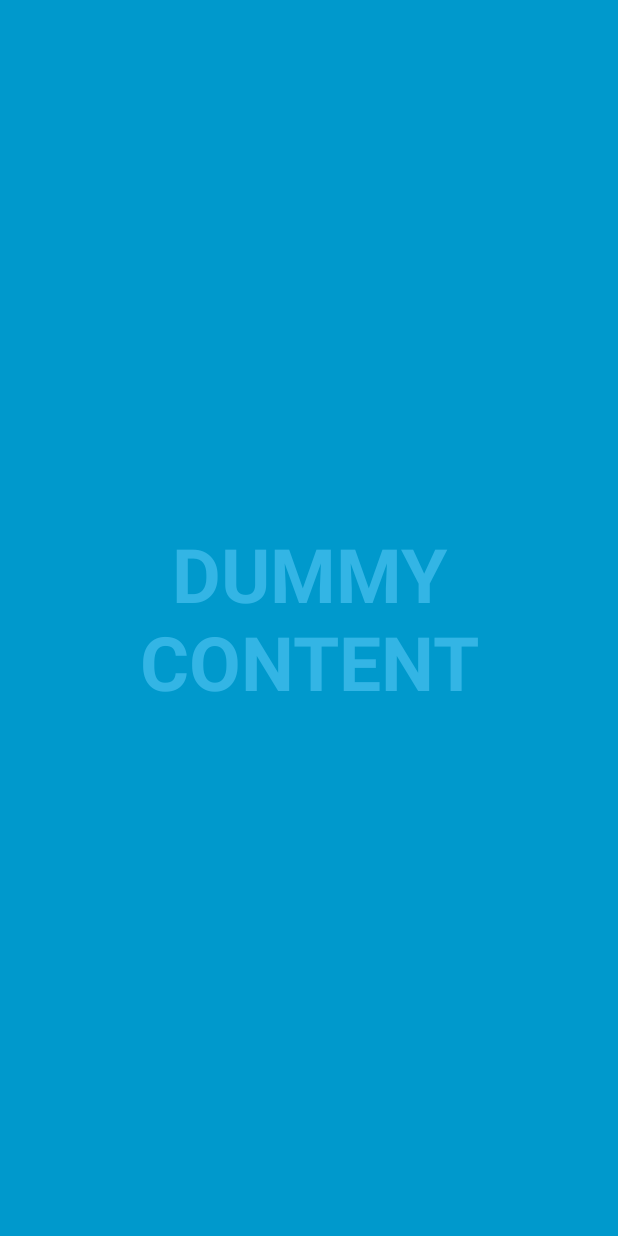
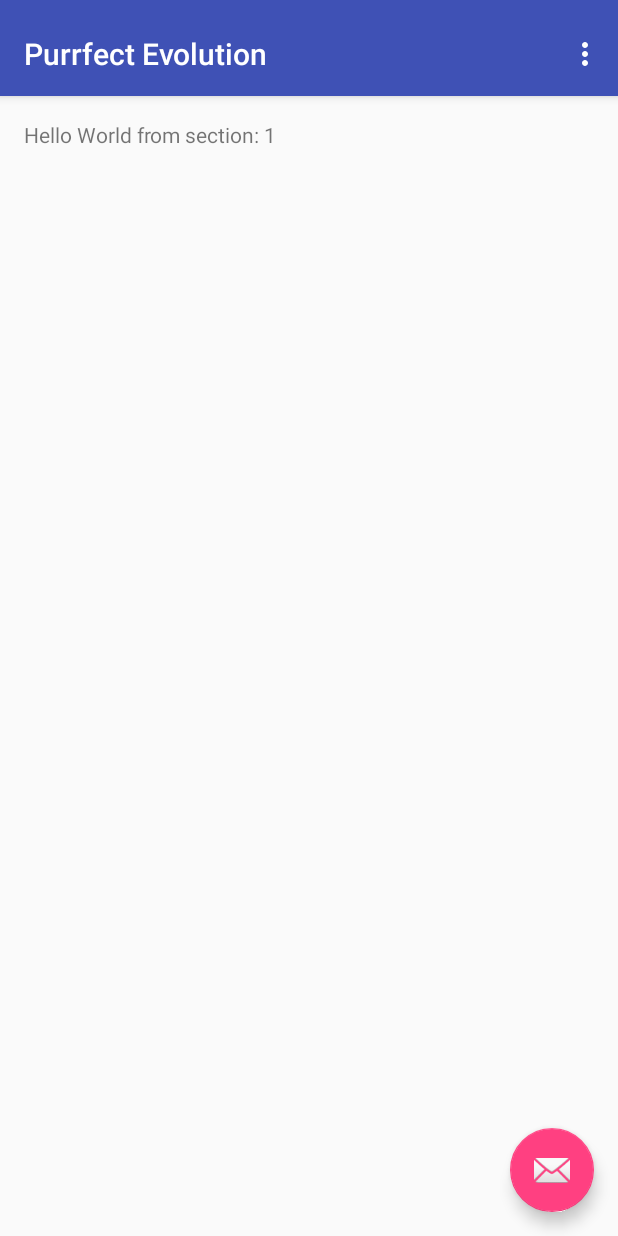
Before and after one commit to Jyhy45/MobiiliprojektiR8, an Android app: the screen it shows after launch (MainScreenActivity before the commit, MainActivity after it), on a phone screen of 412 x 824 dp. Run offline under Robolectric (Android 15) with nearby library versions, the phone set to English and light mode, and no system bars.

Commit message:
changed the base to tapped activity

```diff
--- a/PurrfectEvolution/app/build.gradle
+++ b/PurrfectEvolution/app/build.gradle
@@ -25,6 +25,6 @@ dependencies {
         exclude group: 'com.android.support', module: 'support-annotations'
     })
     compile 'com.android.support:appcompat-v7:25.2.0'
-    compile 'com.android.support:support-v4:25.2.0'
+    compile 'com.android.support:design:25.2.0'
     testCompile 'junit:junit:4.12'
 }
--- a/PurrfectEvolution/app/src/main/AndroidManifest.xml
+++ b/PurrfectEvolution/app/src/main/AndroidManifest.xml
@@ -10,10 +10,9 @@
         android:supportsRtl="true"
         android:theme="@style/AppTheme">
         <activity
-            android:name=".MainScreenActivity"
-            android:configChanges="orientation|keyboardHidden|screenSize"
+            android:name=".MainActivity"
             android:label="@string/app_name"
-            android:theme="@style/FullscreenTheme">
+            android:theme="@style/AppTheme.NoActionBar">
             <intent-filter>
                 <action android:name="android.intent.action.MAIN" />
 
--- /dev/null
+++ b/PurrfectEvolution/app/src/main/java/purrfect/evolution/MainActivity.java
@@ -0,0 +1,159 @@
+package purrfect.evolution;
+
+import android.support.design.widget.FloatingActionButton;
+import android.support.design.widget.Snackbar;
+import android.support.v7.app.AppCompatActivity;
+import android.support.v7.widget.Toolbar;
+
+import android.support.v4.app.Fragment;
+import android.support.v4.app.FragmentManager;
+import android.support.v4.app.FragmentPagerAdapter;
+import android.support.v4.view.ViewPager;
+import android.os.Bundle;
+import android.view.LayoutInflater;
+import android.view.Menu;
+import android.view.MenuItem;
+import android.view.View;
+import android.view.ViewGroup;
+
+import android.widget.TextView;
+
+public class MainActivity extends AppCompatActivity {
+
+    /**
+     * The {@link android.support.v4.view.PagerAdapter} that will provide
+     * fragments for each of the sections. We use a
+     * {@link FragmentPagerAdapter} derivative, which will keep every
+     * loaded fragment in memory. If this becomes too memory intensive, it
+     * may be best to switch to a
+     * {@link android.support.v4.app.FragmentStatePagerAdapter}.
+     */
+    private SectionsPagerAdapter mSectionsPagerAdapter;
+
+    /**
+     * The {@link ViewPager} that will host the section contents.
+     */
+    private ViewPager mViewPager;
+
+    @Override
+    protected void onCreate(Bundle savedInstanceState) {
+        super.onCreate(savedInstanceState);
+        setContentView(R.layout.activity_main);
+
+        Toolbar toolbar = (Toolbar) findViewById(R.id.toolbar);
+        setSupportActionBar(toolbar);
+        // Create the adapter that will return a fragment for each of the three
+        // primary sections of the activity.
+        mSectionsPagerAdapter = new SectionsPagerAdapter(getSupportFragmentManager());
+
+        // Set up the ViewPager with the sections adapter.
+        mViewPager = (ViewPager) findViewById(R.id.container);
+        mViewPager.setAdapter(mSectionsPagerAdapter);
+
+
+        FloatingActionButton fab = (FloatingActionButton) findViewById(R.id.fab);
+        fab.setOnClickListener(new View.OnClickListener() {
+            @Override
+            public void onClick(View view) {
+                Snackbar.make(view, "Replace with your own action", Snackbar.LENGTH_LONG)
+                        .setAction("Action", null).show();
+            }
+        });
+
+    }
+
+
+    @Override
+    public boolean onCreateOptionsMenu(Menu menu) {
+        // Inflate the menu; this adds items to the action bar if it is present.
+        getMenuInflater().inflate(R.menu.menu_main, menu);
+        return true;
+    }
+
+    @Override
+    public boolean onOptionsItemSelected(MenuItem item) {
+        // Handle action bar item clicks here. The action bar will
+        // automatically handle clicks on the Home/Up button, so long
+        // as you specify a parent activity in AndroidManifest.xml.
+        int id = item.getItemId();
+
+        //noinspection SimplifiableIfStatement
+        if (id == R.id.action_settings) {
+            return true;
+        }
+
+        return super.onOptionsItemSelected(item);
+    }
+
+    /**
+     * A placeholder fragment containing a simple view.
+     */
+    public static class PlaceholderFragment extends Fragment {
+        /**
+         * The fragment argument representing the section number for this
+         * fragment.
+         */
+        private static final String ARG_SECTION_NUMBER = "section_number";
+
+        public PlaceholderFragment() {
+        }
+
+        /**
+         * Returns a new instance of this fragment for the given section
+         * number.
+         */
+        public static PlaceholderFragment newInstance(int sectionNumber) {
+            PlaceholderFragment fragment = new PlaceholderFragment();
+            Bundle args = new Bundle();
+            args.putInt(ARG_SECTION_NUMBER, sectionNumber);
+            fragment.setArguments(args);
+            return fragment;
+        }
+
+        @Override
+        public View onCreateView(LayoutInflater inflater, ViewGroup container,
+                                 Bundle savedInstanceState) {
+            View rootView = inflater.inflate(R.layout.fragment_main, container, false);
+            TextView textView = (TextView) rootView.findViewById(R.id.section_label);
+            textView.setText(getString(R.string.section_format, getArguments().getInt(ARG_SECTION_NUMBER)));
+            return rootView;
+        }
+    }
+
+    /**
+     * A {@link FragmentPagerAdapter} that returns a fragment corresponding to
+     * one of the sections/tabs/pages.
+     */
+    public class SectionsPagerAdapter extends FragmentPagerAdapter {
+
+        public SectionsPagerAdapter(FragmentManager fm) {
+            super(fm);
+        }
+
+        @Override
+        public Fragment getItem(int position) {
+            // getItem is called to instantiate the fragment for the given page.
+            // Return a PlaceholderFragment (defined as a static inner class below).
+            return PlaceholderFragment.newInstance(position + 1);
+        }
+
+        @Override
+        public int getCount() {
+            // Show 3 total pages.
+            return 3;
+        }
+
+        @Override
+        public CharSequence getPageTitle(int position) {
+            switch (position) {
+                case 0:
+                    return "SECTION 1";
+                case 1:
+                    return "SECTION 2";
+                case 2:
+                    return "SECTION 3";
+            }
+            return null;
+        }
+    }
+}
--- a/PurrfectEvolution/app/src/main/java/purrfect/evolution/MainScreenActivity.java
+++ /dev/null
@@ -1,163 +0,0 @@
-package purrfect.evolution;
-
-import android.annotation.SuppressLint;
-import android.support.v7.app.ActionBar;
-import android.support.v7.app.AppCompatActivity;
-import android.os.Bundle;
-import android.os.Handler;
-import android.view.MotionEvent;
-import android.view.View;
-
-/**
- * An example full-screen activity that shows and hides the system UI (i.e.
- * status bar and navigation/system bar) with user interaction.
- */
-public class MainScreenActivity extends AppCompatActivity {
-    /**
-     * Whether or not the system UI should be auto-hidden after
-     * {@link #AUTO_HIDE_DELAY_MILLIS} milliseconds.
-     */
-    private static final boolean AUTO_HIDE = true;
-
-    /**
-     * If {@link #AUTO_HIDE} is set, the number of milliseconds to wait after
-     * user interaction before hiding the system UI.
-     */
-    private static final int AUTO_HIDE_DELAY_MILLIS = 3000;
-
-    /**
-     * Some older devices needs a small delay between UI widget updates
-     * and a change of the status and navigation bar.
-     */
-    private static final int UI_ANIMATION_DELAY = 300;
-    private final Handler mHideHandler = new Handler();
-    private View mContentView;
-    private final Runnable mHidePart2Runnable = new Runnable() {
-        @SuppressLint("InlinedApi")
-        @Override
-        public void run() {
-            // Delayed removal of status and navigation bar
-
-            // Note that some of these constants are new as of API 16 (Jelly Bean)
-            // and API 19 (KitKat). It is safe to use them, as they are inlined
-            // at compile-time and do nothing on earlier devices.
-            mContentView.setSystemUiVisibility(View.SYSTEM_UI_FLAG_LOW_PROFILE
-                    | View.SYSTEM_UI_FLAG_FULLSCREEN
-                    | View.SYSTEM_UI_FLAG_LAYOUT_STABLE
-                    | View.SYSTEM_UI_FLAG_IMMERSIVE_STICKY
-                    | View.SYSTEM_UI_FLAG_LAYOUT_HIDE_NAVIGATION
-                    | View.SYSTEM_UI_FLAG_HIDE_NAVIGATION);
-        }
-    };
-    private View mControlsView;
-    private final Runnable mShowPart2Runnable = new Runnable() {
-        @Override
-        public void run() {
-            // Delayed display of UI elements
-            ActionBar actionBar = getSupportActionBar();
-            if (actionBar != null) {
-                actionBar.show();
-            }
-            mControlsView.setVisibility(View.VISIBLE);
-        }
-    };
-    private boolean mVisible;
-    private final Runnable mHideRunnable = new Runnable() {
-        @Override
-        public void run() {
-            hide();
-        }
-    };
-    /**
-     * Touch listener to use for in-layout UI controls to delay hiding the
-     * system UI. This is to prevent the jarring behavior of controls going away
-     * while interacting with activity UI.
-     */
-    private final View.OnTouchListener mDelayHideTouchListener = new View.OnTouchListener() {
-        @Override
-        public boolean onTouch(View view, MotionEvent motionEvent) {
-            if (AUTO_HIDE) {
-                delayedHide(AUTO_HIDE_DELAY_MILLIS);
-            }
-            return false;
-        }
-    };
-
-    @Override
-    protected void onCreate(Bundle savedInstanceState) {
-        super.onCreate(savedInstanceState);
-
-        setContentView(R.layout.activity_main_screen);
-
-        mVisible = true;
-        mControlsView = findViewById(R.id.fullscreen_content_controls);
-        mContentView = findViewById(R.id.fullscreen_content);
-
-
-        // Set up the user interaction to manually show or hide the system UI.
-        mContentView.setOnClickListener(new View.OnClickListener() {
-            @Override
-            public void onClick(View view) {
-                toggle();
-            }
-        });
-
-        // Upon interacting with UI controls, delay any scheduled hide()
-        // operations to prevent the jarring behavior of controls going away
-        // while interacting with the UI.
-        findViewById(R.id.dummy_button).setOnTouchListener(mDelayHideTouchListener);
-    }
-
-    @Override
-    protected void onPostCreate(Bundle savedInstanceState) {
-        super.onPostCreate(savedInstanceState);
-
-        // Trigger the initial hide() shortly after the activity has been
-        // created, to briefly hint to the user that UI controls
-        // are available.
-        delayedHide(100);
-    }
-
-    private void toggle() {
-        if (mVisible) {
-            hide();
-        } else {
-            show();
-        }
-    }
-
-    private void hide() {
-        // Hide UI first
-        ActionBar actionBar = getSupportActionBar();
-        if (actionBar != null) {
-            actionBar.hide();
-        }
-        mControlsView.setVisibility(View.GONE);
-        mVisible = false;
-
-        // Schedule a runnable to remove the status and navigation bar after a delay
-        mHideHandler.removeCallbacks(mShowPart2Runnable);
-        mHideHandler.postDelayed(mHidePart2Runnable, UI_ANIMATION_DELAY);
-    }
-
-    @SuppressLint("InlinedApi")
-    private void show() {
-        // Show the system bar
-        mContentView.setSystemUiVisibility(View.SYSTEM_UI_FLAG_LAYOUT_FULLSCREEN
-                | View.SYSTEM_UI_FLAG_LAYOUT_HIDE_NAVIGATION);
-        mVisible = true;
-
-        // Schedule a runnable to display UI elements after a delay
-        mHideHandler.removeCallbacks(mHidePart2Runnable);
-        mHideHandler.postDelayed(mShowPart2Runnable, UI_ANIMATION_DELAY);
-    }
-
-    /**
-     * Schedules a call to hide() in [delay] milliseconds, canceling any
-     * previously scheduled calls.
-     */
-    private void delayedHide(int delayMillis) {
-        mHideHandler.removeCallbacks(mHideRunnable);
-        mHideHandler.postDelayed(mHideRunnable, delayMillis);
-    }
-}
--- /dev/null
+++ b/PurrfectEvolution/app/src/main/res/layout/activity_main.xml
@@ -0,0 +1,44 @@
+<?xml version="1.0" encoding="utf-8"?>
+<android.support.design.widget.CoordinatorLayout xmlns:android="http://schemas.android.com/apk/res/android"
+    xmlns:app="http://schemas.android.com/apk/res-auto"
+    xmlns:tools="http://schemas.android.com/tools"
+    android:id="@+id/main_content"
+    android:layout_width="match_parent"
+    android:layout_height="match_parent"
+    android:fitsSystemWindows="true"
+    tools:context="purrfect.evolution.MainActivity">
+
+    <android.support.design.widget.AppBarLayout
+        android:id="@+id/appbar"
+        android:layout_width="match_parent"
+        android:layout_height="wrap_content"
+        android:paddingTop="@dimen/appbar_padding_top"
+        android:theme="@style/AppTheme.AppBarOverlay">
+
+        <android.support.v7.widget.Toolbar
+            android:id="@+id/toolbar"
+            android:layout_width="match_parent"
+            android:layout_height="?attr/actionBarSize"
+            android:background="?attr/colorPrimary"
+            app:layout_scrollFlags="scroll|enterAlways"
+            app:popupTheme="@style/AppTheme.PopupOverlay">
+
+        </android.support.v7.widget.Toolbar>
+
+    </android.support.design.widget.AppBarLayout>
+
+    <android.support.v4.view.ViewPager
+        android:id="@+id/container"
+        android:layout_width="match_parent"
+        android:layout_height="match_parent"
+        app:layout_behavior="@string/appbar_scrolling_view_behavior" />
+
+    <android.support.design.widget.FloatingActionButton
+        android:id="@+id/fab"
+        android:layout_width="wrap_content"
+        android:layout_height="wrap_content"
+        android:layout_gravity="end|bottom"
+        android:layout_margin="@dimen/fab_margin"
+        app:srcCompat="@android:drawable/ic_dialog_email" />
+
+</android.support.design.widget.CoordinatorLayout>
--- a/PurrfectEvolution/app/src/main/res/layout/activity_main_screen.xml
+++ /dev/null
@@ -1,50 +0,0 @@
-<FrameLayout xmlns:android="http://schemas.android.com/apk/res/android"
-    xmlns:tools="http://schemas.android.com/tools"
-    android:layout_width="match_parent"
-    android:layout_height="match_parent"
-    android:background="#0099cc"
-    tools:context="purrfect.evolution.MainScreenActivity">
-
-    <!-- The primary full-screen view. This can be replaced with whatever view
-         is needed to present your content, e.g. VideoView, SurfaceView,
-         TextureView, etc. -->
-    <TextView
-        android:id="@+id/fullscreen_content"
-        android:layout_width="match_parent"
-        android:layout_height="match_parent"
-        android:gravity="center"
-        android:keepScreenOn="true"
-        android:text="@string/dummy_content"
-        android:textColor="#33b5e5"
-        android:textSize="50sp"
-        android:textStyle="bold" />
-
-    <!-- This FrameLayout insets its children based on system windows using
-         android:fitsSystemWindows. -->
-    <FrameLayout
-        android:layout_width="match_parent"
-        android:layout_height="match_parent"
-        android:fitsSystemWindows="true">
-
-        <LinearLayout
-            android:id="@+id/fullscreen_content_controls"
-            style="?metaButtonBarStyle"
-            android:layout_width="match_parent"
-            android:layout_height="wrap_content"
-            android:layout_gravity="bottom|center_horizontal"
-            android:background="@color/black_overlay"
-            android:orientation="horizontal"
-            tools:ignore="UselessParent">
-
-            <Button
-                android:id="@+id/dummy_button"
-                style="?metaButtonBarButtonStyle"
-                android:layout_width="0dp"
-                android:layout_height="wrap_content"
-                android:layout_weight="1"
-                android:text="@string/dummy_button" />
-
-        </LinearLayout>
-    </FrameLayout>
-
-</FrameLayout>
--- /dev/null
+++ b/PurrfectEvolution/app/src/main/res/layout/fragment_main.xml
@@ -0,0 +1,16 @@
+<RelativeLayout xmlns:android="http://schemas.android.com/apk/res/android"
+    xmlns:tools="http://schemas.android.com/tools"
+    android:layout_width="match_parent"
+    android:layout_height="match_parent"
+    android:paddingBottom="@dimen/activity_vertical_margin"
+    android:paddingLeft="@dimen/activity_horizontal_margin"
+    android:paddingRight="@dimen/activity_horizontal_margin"
+    android:paddingTop="@dimen/activity_vertical_margin"
+    tools:context="purrfect.evolution.MainActivity$PlaceholderFragment">
+
+    <TextView
+        android:id="@+id/section_label"
+        android:layout_width="wrap_content"
+        android:layout_height="wrap_content" />
+
+</RelativeLayout>
--- /dev/null
+++ b/PurrfectEvolution/app/src/main/res/menu/menu_main.xml
@@ -0,0 +1,10 @@
+<menu xmlns:android="http://schemas.android.com/apk/res/android"
+    xmlns:app="http://schemas.android.com/apk/res-auto"
+    xmlns:tools="http://schemas.android.com/tools"
+    tools:context="purrfect.evolution.MainActivity">
+    <item
+        android:id="@+id/action_settings"
+        android:orderInCategory="100"
+        android:title="@string/action_settings"
+        app:showAsAction="never" />
+</menu>
--- /dev/null
+++ b/PurrfectEvolution/app/src/main/res/values-w820dp/dimens.xml
@@ -0,0 +1,6 @@
+<resources>
+    <!-- Example customization of dimensions originally defined in res/values/dimens.xml
+         (such as screen margins) for screens with more than 820dp of available width. This
+         would include 7" and 10" devices in landscape (~960dp and ~1280dp respectively). -->
+    <dimen name="activity_horizontal_margin">64dp</dimen>
+</resources>
--- a/PurrfectEvolution/app/src/main/res/values/attrs.xml
+++ /dev/null
@@ -1,12 +0,0 @@
-<resources>
-
-    <!-- Declare custom theme attributes that allow changing which styles are
-         used for button bars depending on the API level.
-         ?android:attr/buttonBarStyle is new as of API 11 so this is
-         necessary to support previous API levels. -->
-    <declare-styleable name="ButtonBarContainerTheme">
-        <attr name="metaButtonBarStyle" format="reference" />
-        <attr name="metaButtonBarButtonStyle" format="reference" />
-    </declare-styleable>
-
-</resources>
--- a/PurrfectEvolution/app/src/main/res/values/colors.xml
+++ b/PurrfectEvolution/app/src/main/res/values/colors.xml
@@ -3,6 +3,4 @@
     <color name="colorPrimary">#3F51B5</color>
     <color name="colorPrimaryDark">#303F9F</color>
     <color name="colorAccent">#FF4081</color>
-
-    <color name="black_overlay">#66000000</color>
 </resources>
--- /dev/null
+++ b/PurrfectEvolution/app/src/main/res/values/dimens.xml
@@ -0,0 +1,7 @@
+<resources>
+    <!-- Default screen margins, per the Android Design guidelines. -->
+    <dimen name="activity_horizontal_margin">16dp</dimen>
+    <dimen name="activity_vertical_margin">16dp</dimen>
+    <dimen name="fab_margin">16dp</dimen>
+    <dimen name="appbar_padding_top">8dp</dimen>
+</resources>
--- a/PurrfectEvolution/app/src/main/res/values/strings.xml
+++ b/PurrfectEvolution/app/src/main/res/values/strings.xml
@@ -1,6 +1,5 @@
 <resources>
     <string name="app_name">Purrfect Evolution</string>
-
-    <string name="dummy_button">Dummy Button</string>
-    <string name="dummy_content">DUMMY\nCONTENT</string>
+    <string name="action_settings">Settings</string>
+    <string name="section_format">Hello World from section: %1$d</string>
 </resources>
--- a/PurrfectEvolution/app/src/main/res/values/styles.xml
+++ b/PurrfectEvolution/app/src/main/res/values/styles.xml
@@ -8,16 +8,13 @@
         <item name="colorAccent">@color/colorAccent</item>
     </style>
 
-    <style name="FullscreenTheme" parent="AppTheme">
-        <item name="android:actionBarStyle">@style/FullscreenActionBarStyle</item>
-        <item name="android:windowActionBarOverlay">true</item>
-        <item name="android:windowBackground">@null</item>
-        <item name="metaButtonBarStyle">?android:attr/buttonBarStyle</item>
-        <item name="metaButtonBarButtonStyle">?android:attr/buttonBarButtonStyle</item>
+    <style name="AppTheme.NoActionBar">
+        <item name="windowActionBar">false</item>
+        <item name="windowNoTitle">true</item>
     </style>
 
-    <style name="FullscreenActionBarStyle" parent="Widget.AppCompat.ActionBar">
-        <item name="android:background">@color/black_overlay</item>
-    </style>
+    <style name="AppTheme.AppBarOverlay" parent="ThemeOverlay.AppCompat.Dark.ActionBar" />
+
+    <style name="AppTheme.PopupOverlay" parent="ThemeOverlay.AppCompat.Light" />
 
 </resources>
```
Also changed, not shown: PurrfectEvolution/gradle/wrapper/gradle-wrapper.properties.
